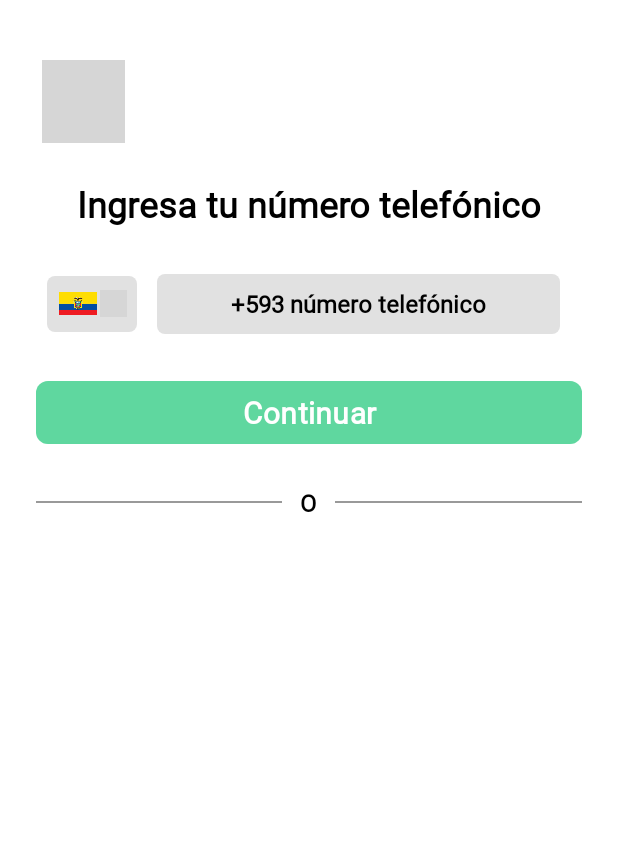
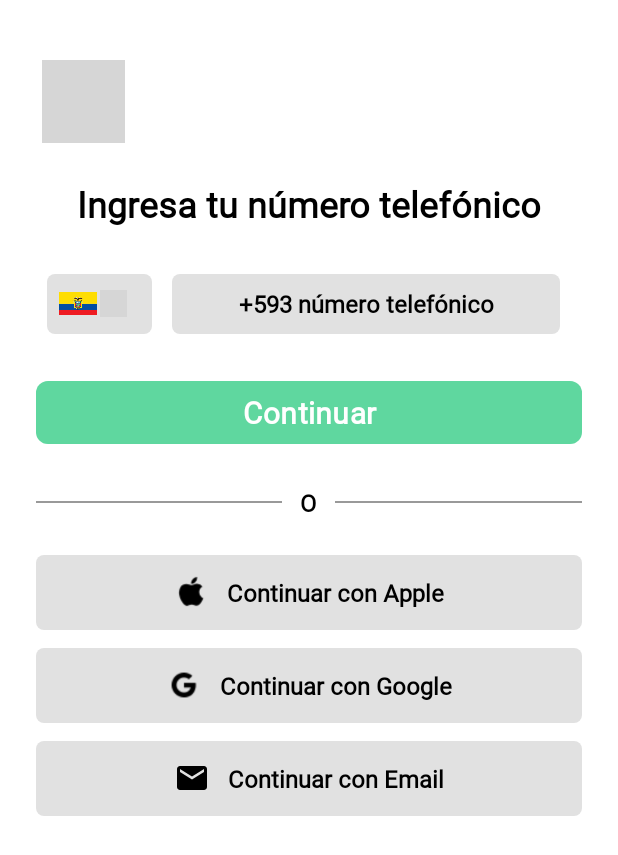
Before and after one commit to LuzAndrade7/Grupo7Deligo, an Android app: the screen it shows after launch (PhoneNumberActivity), on a phone screen of 412 x 824 dp. Shown: the top 855 px of the screen. Run offline under Robolectric (Android 15) with nearby library versions, the phone set to English and light mode, and no system bars; grey boxes are pictures that could not be loaded.

Commit message:
Inicio sesion COMPLETO

```diff
--- /dev/null
+++ b/app/src/main/res/drawable/ic_email.xml
@@ -0,0 +1,11 @@
+<vector xmlns:android="http://schemas.android.com/apk/res/android"
+    android:width="24dp"
+    android:height="24dp"
+    android:viewportWidth="24"
+    android:viewportHeight="24"
+    android:tint="#000000">
+
+    <path
+        android:fillColor="@android:color/white"
+        android:pathData="M20,4L4,4c-1.1,0 -1.99,0.9 -1.99,2L2,18c0,1.1 0.9,2 2,2h16c1.1,0 2,-0.9 2,-2L22,6c0,-1.1 -0.9,-2 -2,-2zM20,8l-8,5 -8,-5L4,6l8,5 8,-5v2z"/>
+</vector>
--- a/app/src/main/res/layout/activity_phone_number.xml
+++ b/app/src/main/res/layout/activity_phone_number.xml
@@ -58,8 +58,8 @@
 
             <!-- Recuadro independiente para ladon izquierdo -->
             <LinearLayout
-                android:layout_width="60dp"
-                android:layout_height="37dp"
+                android:layout_width="70dp"
+                android:layout_height="40dp"
                 android:layout_marginEnd="13dp"
                 android:background="@drawable/bg_input_rectangle"
                 android:baselineAligned="false"
@@ -129,7 +129,11 @@
             app:layout_constraintStart_toStartOf="parent"
             app:layout_constraintTop_toBottomOf="@id/phoneContainer" />
 
+        <!-- ... ScrollView y ConstraintLayout igual ... -->
+
+        <!-- SEPARADOR CON "O" -->
         <LinearLayout
+            android:id="@+id/separadorConO"
             android:layout_width="0dp"
             android:layout_height="wrap_content"
             android:layout_marginTop="24dp"
@@ -139,14 +143,12 @@
             app:layout_constraintStart_toStartOf="parent"
             app:layout_constraintEnd_toEndOf="parent">
 
-            <!-- Línea izquierda -->
             <View
                 android:layout_width="0dp"
                 android:layout_height="1dp"
                 android:layout_weight="1"
                 android:background="@color/Grey" />
 
-            <!-- Letra O -->
             <TextView
                 android:layout_width="wrap_content"
                 android:layout_height="wrap_content"
@@ -159,14 +161,109 @@
                 android:textSize="16sp"
                 android:textStyle="bold" />
 
-            <!-- Línea derecha -->
             <View
                 android:layout_width="0dp"
                 android:layout_height="1dp"
                 android:layout_weight="1"
-                android:background="@color/Grey"/>
+                android:background="@color/Grey" />
         </LinearLayout>
 
+        <!-- BLOQUE DE BOTONES SOCIALES -->
+
+        <LinearLayout
+            android:id="@+id/socialButtonsContainer"
+            android:layout_width="0dp"
+            android:layout_height="wrap_content"
+            android:layout_marginTop="24dp"
+            android:orientation="vertical"
+            android:gravity="center_horizontal"
+            app:layout_constraintTop_toBottomOf="@id/separadorConO"
+            app:layout_constraintStart_toStartOf="parent"
+            app:layout_constraintEnd_toEndOf="parent">
+
+            <!-- Botón Apple -->
+            <LinearLayout
+                android:layout_width="match_parent"
+                android:layout_height="50dp"
+                android:layout_marginBottom="12dp"
+                android:orientation="horizontal"
+                android:background="@drawable/bg_input_rectangle"
+                android:gravity="center"
+                android:paddingStart="16dp"
+                android:paddingEnd="16dp">
+
+                <ImageView
+                    android:layout_width="24dp"
+                    android:layout_height="24dp"
+                    android:src="@drawable/ic_apple"
+                    android:contentDescription="@string/TextInicioApple"
+                    android:layout_marginEnd="12dp" />
+
+                <TextView
+                    android:layout_width="wrap_content"
+                    android:layout_height="wrap_content"
+                    android:fontFamily="@font/montserrat"
+                    android:text="@string/TextInicioApple"
+                    android:textColor="@android:color/black"
+                    android:textSize="16sp"
+                    android:textStyle="bold" />
+            </LinearLayout>
+
+            <!-- Botón Google -->
+            <LinearLayout
+                android:layout_width="match_parent"
+                android:layout_height="50dp"
+                android:layout_marginBottom="12dp"
+                android:orientation="horizontal"
+                android:background="@drawable/bg_input_rectangle"
+                android:gravity="center"
+                android:paddingStart="16dp"
+                android:paddingEnd="16dp">
+
+                <ImageView
+                    android:layout_width="24dp"
+                    android:layout_height="24dp"
+                    android:src="@drawable/ic_google"
+                    android:contentDescription="@string/TextInicioGoogle"
+                    android:layout_marginEnd="12dp" />
+
+                <TextView
+                    android:layout_width="wrap_content"
+                    android:layout_height="wrap_content"
+                    android:fontFamily="@font/montserrat"
+                    android:text="@string/TextInicioGoogle"
+                    android:textColor="@android:color/black"
+                    android:textSize="16sp"
+                    android:textStyle="bold" />
+            </LinearLayout>
+
+            <!-- Botón Email -->
+            <LinearLayout
+                android:layout_width="match_parent"
+                android:layout_height="50dp"
+                android:orientation="horizontal"
+                android:background="@drawable/bg_input_rectangle"
+                android:gravity="center"
+                android:paddingStart="16dp"
+                android:paddingEnd="16dp">
+
+                <ImageView
+                    android:layout_width="24dp"
+                    android:layout_height="24dp"
+                    android:src="@drawable/ic_email"
+                    android:contentDescription="@string/TextIinicioEmail"
+                    android:layout_marginEnd="12dp" />
+
+                <TextView
+                    android:layout_width="wrap_content"
+                    android:layout_height="wrap_content"
+                    android:fontFamily="@font/montserrat"
+                    android:text="@string/TextIinicioEmail"
+                    android:textColor="@android:color/black"
+                    android:textSize="16sp"
+                    android:textStyle="bold" />
+            </LinearLayout>
+        </LinearLayout>
 
 
 
--- a/app/src/main/res/values/strings.xml
+++ b/app/src/main/res/values/strings.xml
@@ -5,5 +5,8 @@
     <string name="NumeroPais">+593  número telefónico</string>
     <string name="TextContinue">Continuar</string>
     <string name="TextO">O</string>
+    <string name="TextInicioApple">Continuar con Apple</string>
+    <string name="TextInicioGoogle">Continuar con Google</string>
+    <string name="TextIinicioEmail">Continuar con Email</string>
 
 </resources>
```
Also changed, not shown: app/src/main/res/drawable/ic_apple.png (added), app/src/main/res/drawable/ic_google.png (added).
